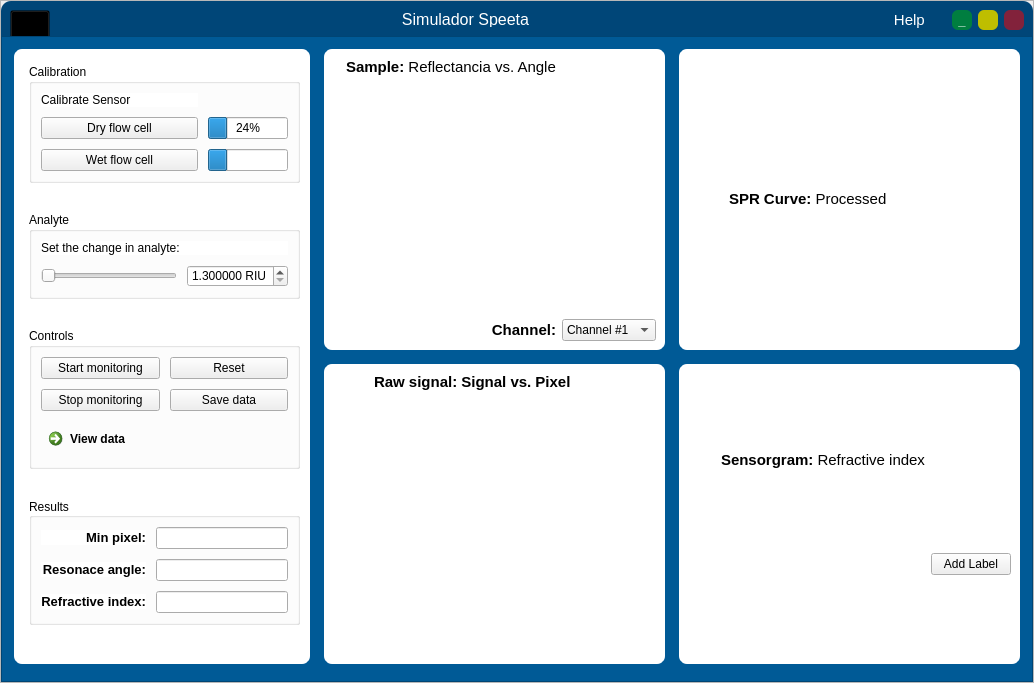
First picture: the form in _interface_auto_/Simulador_Spreeta.ui, repository AdeilsonLeal1/Codigo-computacional-para-simulacao-do-efeito-SPR, before the edit.
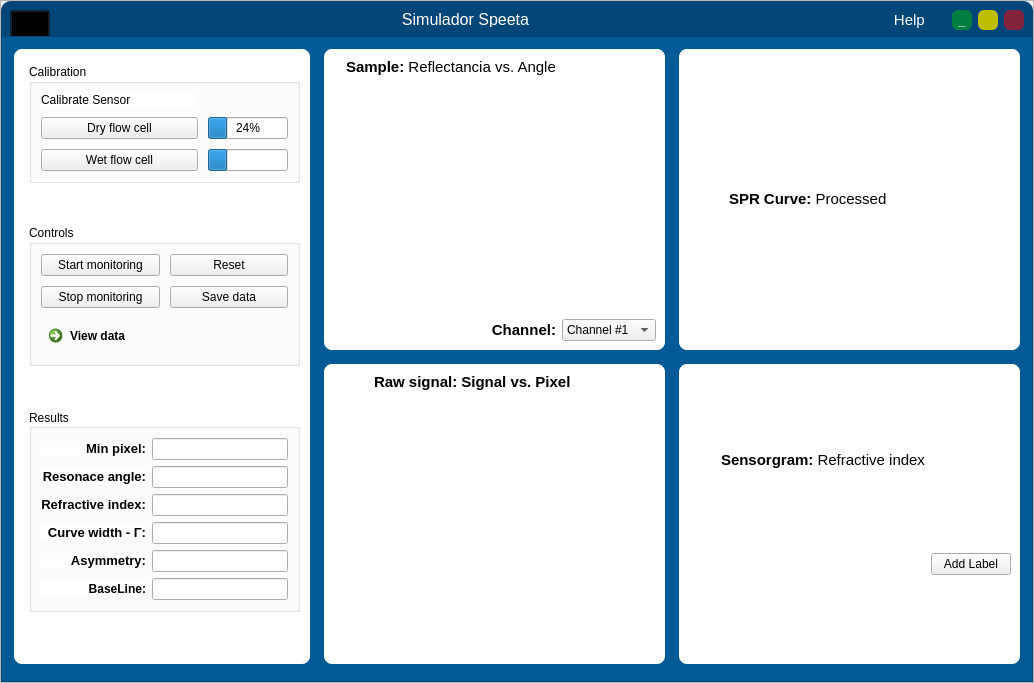
Second picture: the form after the edit. Icons and pictures are not drawn.

The edit to the form file:
```diff
--- a/_interface_auto_/Simulador_Spreeta.ui
+++ b/_interface_auto_/Simulador_Spreeta.ui
@@ -13,10 +13,7 @@
   <property name="windowTitle">
    <string>Form</string>
   </property>
-  <layout class="QVBoxLayout" name="verticalLayout_6">
-   <property name="spacing">
-    <number>0</number>
-   </property>
+  <layout class="QGridLayout" name="gridLayout_6">
    <property name="leftMargin">
     <number>0</number>
    </property>
@@ -29,7 +26,7 @@
    <property name="bottomMargin">
     <number>0</number>
    </property>
-   <item>
+   <item row="0" column="0">
     <widget class="QFrame" name="Window">
      <property name="frameShape">
       <enum>QFrame::StyledPanel</enum>
@@ -552,92 +549,7 @@
              </widget>
             </item>
             <item>
-             <spacer name="verticalSpacer_3">
-              <property name="orientation">
-               <enum>Qt::Vertical</enum>
-              </property>
-              <property name="sizeHint" stdset="0">
-               <size>
-                <width>20</width>
-                <height>40</height>
-               </size>
-              </property>
-             </spacer>
-            </item>
-            <item>
-             <widget class="QGroupBox" name="gb_analyte">
-              <property name="sizePolicy">
-               <sizepolicy hsizetype="Preferred" vsizetype="Fixed">
-                <horstretch>0</horstretch>
-                <verstretch>0</verstretch>
-               </sizepolicy>
-              </property>
-              <property name="styleSheet">
-               <string notr="true">font: 500 10pt &quot;Segoe UI&quot;;</string>
-              </property>
-              <property name="title">
-               <string>Analyte</string>
-              </property>
-              <layout class="QGridLayout" name="gridLayout_6">
-               <property name="spacing">
-                <number>10</number>
-               </property>
-               <item row="0" column="0" colspan="2">
-                <widget class="QLabel" name="label">
-                 <property name="sizePolicy">
-                  <sizepolicy hsizetype="Preferred" vsizetype="Fixed">
-                   <horstretch>0</horstretch>
-                   <verstretch>0</verstretch>
-                  </sizepolicy>
-                 </property>
-                 <property name="text">
-                  <string>&lt;html&gt;&lt;head/&gt;&lt;body&gt;&lt;p&gt;&lt;span style=&quot; font-weight:400;&quot;&gt;Set the change in analyte:&lt;/span&gt;&lt;/p&gt;&lt;/body&gt;&lt;/html&gt;</string>
-                 </property>
-                </widget>
-               </item>
-               <item row="1" column="0">
-                <widget class="QSlider" name="refractive_index_slider">
-                 <property name="minimum">
-                  <number>1300000</number>
-                 </property>
-                 <property name="maximum">
-                  <number>1370000</number>
-                 </property>
-                 <property name="singleStep">
-                  <number>5</number>
-                 </property>
-                 <property name="orientation">
-                  <enum>Qt::Horizontal</enum>
-                 </property>
-                </widget>
-               </item>
-               <item row="1" column="1">
-                <widget class="QDoubleSpinBox" name="refractive_index_analyte">
-                 <property name="styleSheet">
-                  <string notr="true">font: 600 11pt &quot;Segoe UI&quot;;</string>
-                 </property>
-                 <property name="suffix">
-                  <string> RIU</string>
-                 </property>
-                 <property name="decimals">
-                  <number>6</number>
-                 </property>
-                 <property name="minimum">
-                  <double>1.300000000000000</double>
-                 </property>
-                 <property name="maximum">
-                  <double>1.370000000000000</double>
-                 </property>
-                 <property name="singleStep">
-                  <double>0.000005000000000</double>
-                 </property>
-                </widget>
-               </item>
-              </layout>
-             </widget>
-            </item>
-            <item>
-             <spacer name="verticalSpacer_5">
+             <spacer name="verticalSpacer">
               <property name="orientation">
                <enum>Qt::Vertical</enum>
               </property>
@@ -740,12 +652,6 @@
                <set>Qt::AlignLeading|Qt::AlignLeft|Qt::AlignVCenter</set>
               </property>
               <layout class="QGridLayout" name="gridLayout_7">
-               <property name="topMargin">
-                <number>9</number>
-               </property>
-               <property name="spacing">
-                <number>10</number>
-               </property>
                <item row="0" column="0">
                 <widget class="QLabel" name="label_13">
                  <property name="sizePolicy">
@@ -830,6 +736,84 @@
                  </property>
                 </widget>
                </item>
+               <item row="3" column="0">
+                <widget class="QLabel" name="label_17">
+                 <property name="sizePolicy">
+                  <sizepolicy hsizetype="Preferred" vsizetype="Fixed">
+                   <horstretch>0</horstretch>
+                   <verstretch>0</verstretch>
+                  </sizepolicy>
+                 </property>
+                 <property name="frameShape">
+                  <enum>QFrame::NoFrame</enum>
+                 </property>
+                 <property name="text">
+                  <string>&lt;html&gt;&lt;head/&gt;&lt;body&gt;&lt;p&gt;&lt;span style=&quot; font-size:10pt; font-weight:700;&quot;&gt;Curve width - &lt;/span&gt;&lt;span style=&quot; font-size:10pt; font-weight:700;&quot;&gt;Γ:&lt;/span&gt;&lt;/p&gt;&lt;/body&gt;&lt;/html&gt;</string>
+                 </property>
+                 <property name="alignment">
+                  <set>Qt::AlignRight|Qt::AlignTrailing|Qt::AlignVCenter</set>
+                 </property>
+                </widget>
+               </item>
+               <item row="3" column="1">
+                <widget class="QLineEdit" name="curve_width">
+                 <property name="readOnly">
+                  <bool>true</bool>
+                 </property>
+                </widget>
+               </item>
+               <item row="4" column="0">
+                <widget class="QLabel" name="label_18">
+                 <property name="sizePolicy">
+                  <sizepolicy hsizetype="Preferred" vsizetype="Fixed">
+                   <horstretch>0</horstretch>
+                   <verstretch>0</verstretch>
+                  </sizepolicy>
+                 </property>
+                 <property name="frameShape">
+                  <enum>QFrame::NoFrame</enum>
+                 </property>
+                 <property name="text">
+                  <string>&lt;html&gt;&lt;head/&gt;&lt;body&gt;&lt;p&gt;&lt;span style=&quot; font-size:10pt; font-weight:700;&quot;&gt;Asymmetry:&lt;/span&gt;&lt;/p&gt;&lt;/body&gt;&lt;/html&gt;</string>
+                 </property>
+                 <property name="alignment">
+                  <set>Qt::AlignRight|Qt::AlignTrailing|Qt::AlignVCenter</set>
+                 </property>
+                </widget>
+               </item>
+               <item row="4" column="1">
+                <widget class="QLineEdit" name="Asymmetry">
+                 <property name="readOnly">
+                  <bool>true</bool>
+                 </property>
+                </widget>
+               </item>
+               <item row="5" column="0">
+                <widget class="QLabel" name="label_19">
+                 <property name="sizePolicy">
+                  <sizepolicy hsizetype="Preferred" vsizetype="Fixed">
+                   <horstretch>0</horstretch>
+                   <verstretch>0</verstretch>
+                  </sizepolicy>
+                 </property>
+                 <property name="frameShape">
+                  <enum>QFrame::NoFrame</enum>
+                 </property>
+                 <property name="text">
+                  <string>&lt;html&gt;&lt;head/&gt;&lt;body&gt;&lt;p&gt;&lt;span style=&quot; font-weight:700;&quot;&gt;BaseLine:&lt;/span&gt;&lt;/p&gt;&lt;/body&gt;&lt;/html&gt;</string>
+                 </property>
+                 <property name="alignment">
+                  <set>Qt::AlignRight|Qt::AlignTrailing|Qt::AlignVCenter</set>
+                 </property>
+                </widget>
+               </item>
+               <item row="5" column="1">
+                <widget class="QLineEdit" name="baseline">
+                 <property name="readOnly">
+                  <bool>true</bool>
+                 </property>
+                </widget>
+               </item>
               </layout>
              </widget>
             </item>
```
Left out of the diff: 4 changed lines with no effect on the pictures.
